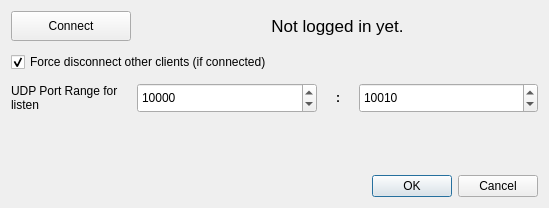
OPENSPHERE-Inc/src-link, file src/UI/settings-dialog.ui: the form before one commit.
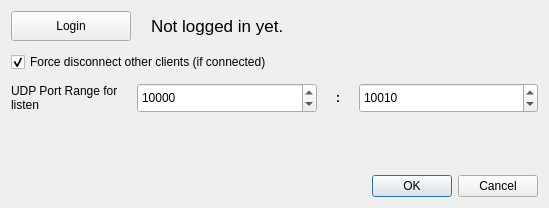
The form after the commit.

Diff of the .ui file:
```diff
--- a/src/UI/settings-dialog.ui
+++ b/src/UI/settings-dialog.ui
@@ -16,6 +16,9 @@
   <layout class="QVBoxLayout" name="settingsDialogLayout">
    <item>
     <layout class="QHBoxLayout" name="connectionLayout">
+     <property name="spacing">
+      <number>20</number>
+     </property>
      <item>
       <widget class="QPushButton" name="connectionButton">
        <property name="sizePolicy">
@@ -31,7 +34,7 @@
         </size>
        </property>
        <property name="text">
-        <string>Connect</string>
+        <string>Login</string>
        </property>
       </widget>
      </item>
@@ -46,7 +49,7 @@
         <string>Not logged in yet.</string>
        </property>
        <property name="alignment">
-        <set>Qt::AlignmentFlag::AlignCenter</set>
+        <set>Qt::AlignmentFlag::AlignLeading|Qt::AlignmentFlag::AlignLeft|Qt::AlignmentFlag::AlignVCenter</set>
        </property>
       </widget>
      </item>
```
Left out of the diff: 3 changed lines with no effect on the pictures.
